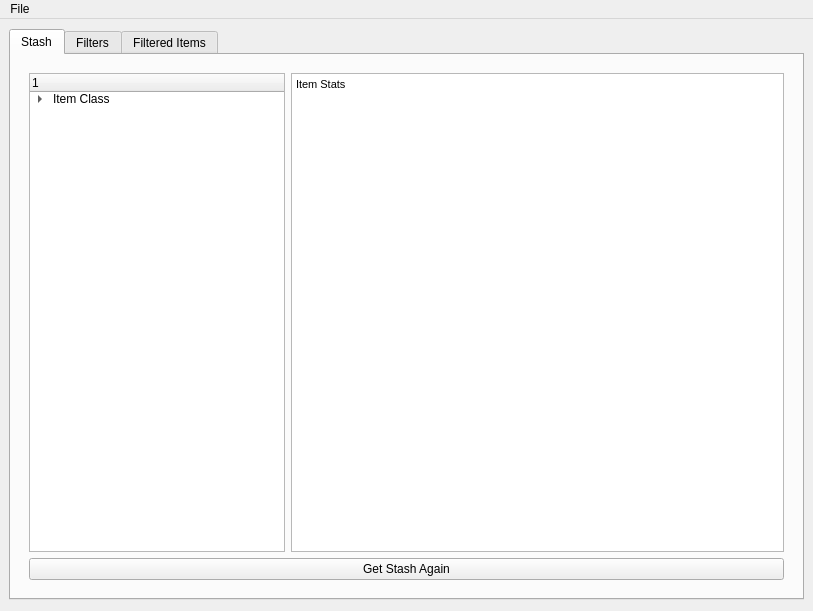
Qt form gui/stash_design.ui (MysteriousSonOfGod/poe_stash) before a commit.
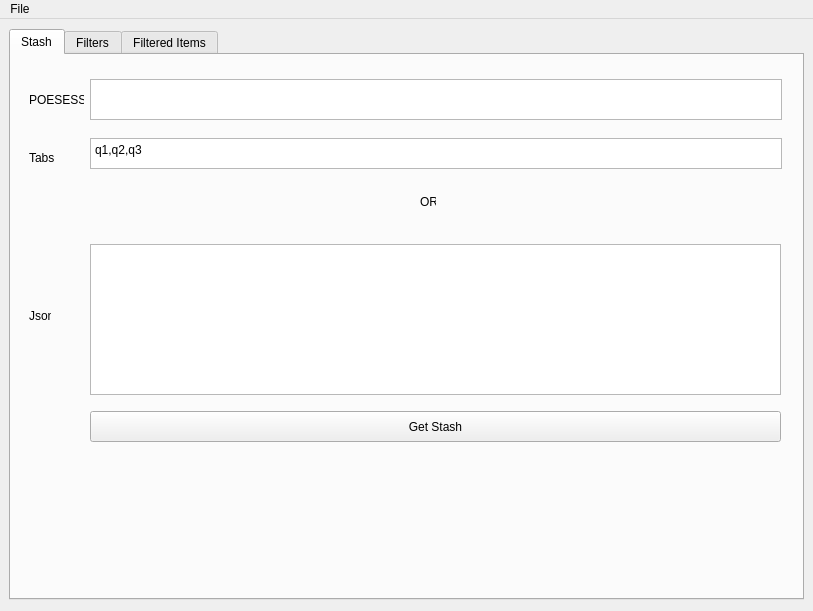
The same form after that commit. The open tabs and pages were chosen to show the change.

Diff of the .ui file:
```diff
--- a/gui/stash_design.ui
+++ b/gui/stash_design.ui
@@ -34,7 +34,7 @@
         <item row="0" column="0">
          <widget class="QStackedWidget" name="stackedWidget">
           <property name="currentIndex">
-           <number>1</number>
+           <number>0</number>
           </property>
           <widget class="QWidget" name="input_stash_page">
            <widget class="QPlainTextEdit" name="input_poesessid">
@@ -136,52 +136,6 @@
             </property>
            </widget>
           </widget>
-          <widget class="QWidget" name="stash_page">
-           <layout class="QFormLayout" name="formLayout_3">
-            <item row="0" column="0">
-             <widget class="QTreeWidget" name="ShowStashItems">
-              <column>
-               <property name="text">
-                <string>1</string>
-               </property>
-              </column>
-              <item>
-               <property name="text">
-                <string>Item Class</string>
-               </property>
-               <item>
-                <property name="text">
-                 <string>Boots</string>
-                </property>
-                <item>
-                 <property name="text">
-                  <string>Item 1</string>
-                 </property>
-                </item>
-               </item>
-              </item>
-             </widget>
-            </item>
-            <item row="1" column="0" colspan="2">
-             <widget class="QPushButton" name="ResetStashButton">
-              <property name="text">
-               <string>Get Stash Again</string>
-              </property>
-             </widget>
-            </item>
-            <item row="0" column="1">
-             <widget class="QTextBrowser" name="ShowStashItemText">
-              <property name="html">
-               <string>&lt;!DOCTYPE HTML PUBLIC &quot;-//W3C//DTD HTML 4.0//EN&quot; &quot;http://www.w3.org/TR/REC-html40/strict.dtd&quot;&gt;
-&lt;html&gt;&lt;head&gt;&lt;meta name=&quot;qrichtext&quot; content=&quot;1&quot; /&gt;&lt;style type=&quot;text/css&quot;&gt;
-p, li { white-space: pre-wrap; }
-&lt;/style&gt;&lt;/head&gt;&lt;body style=&quot; font-family:'MS Shell Dlg 2'; font-size:8.25pt; font-weight:400; font-style:normal;&quot;&gt;
-&lt;p style=&quot; margin-top:0px; margin-bottom:0px; margin-left:0px; margin-right:0px; -qt-block-indent:0; text-indent:0px;&quot;&gt;Item Stats&lt;/p&gt;&lt;/body&gt;&lt;/html&gt;</string>
-              </property>
-             </widget>
-            </item>
-           </layout>
-          </widget>
          </widget>
         </item>
        </layout>
```
Left out of the diff: 26 changed lines with no effect on the pictures.
